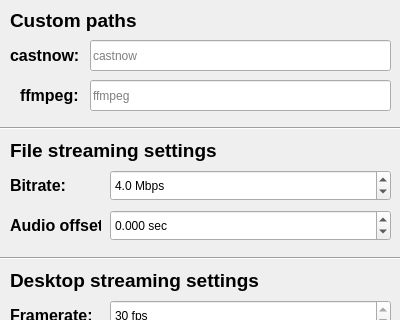
Qt form src/configwindow.ui (Rafostar/castnow-gui) before a commit; both pictures show x 0 to 400 and y 0 to 320 of the 400 by 520 pixel window.
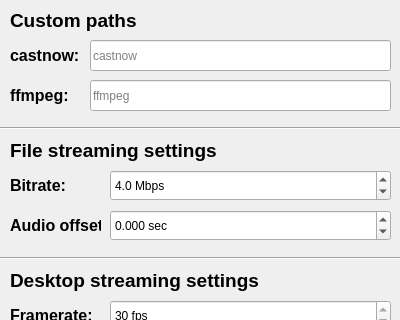
The same form after that commit.

Commit message: Small config window fix

Diff of the .ui file:
```diff
--- a/src/configwindow.ui
+++ b/src/configwindow.ui
@@ -47,9 +47,9 @@
   <widget class="QLabel" name="ffmpegPathLabel">
    <property name="geometry">
     <rect>
-     <x>20</x>
+     <x>10</x>
      <y>80</y>
-     <width>61</width>
+     <width>71</width>
      <height>31</height>
     </rect>
    </property>
```
